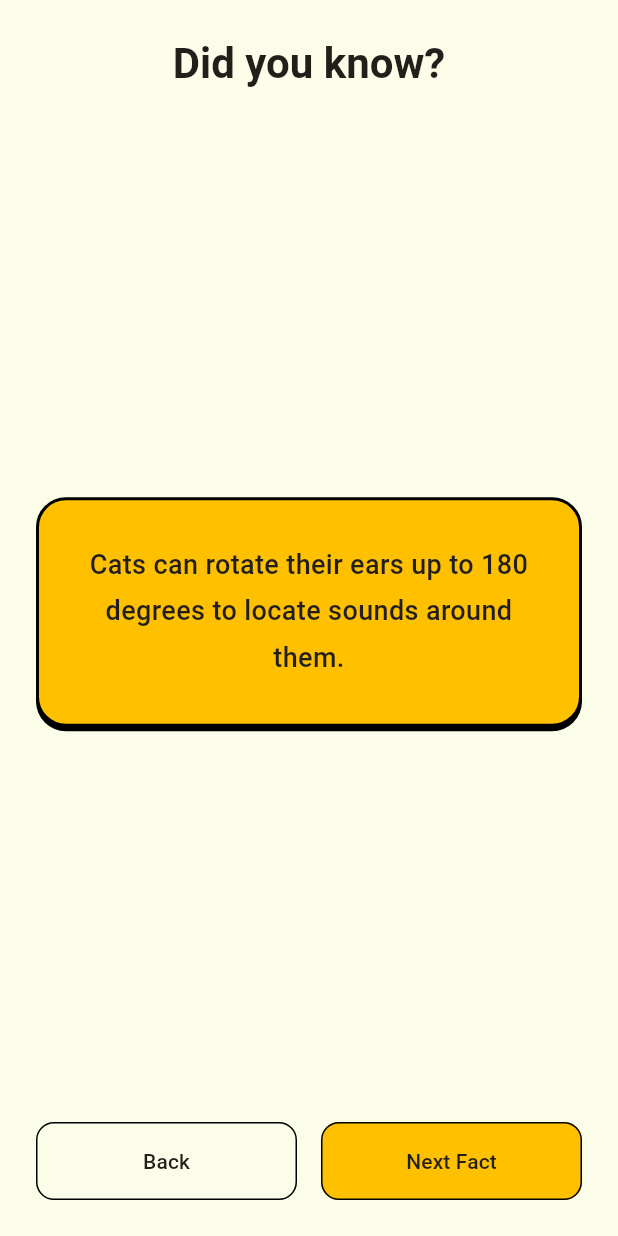
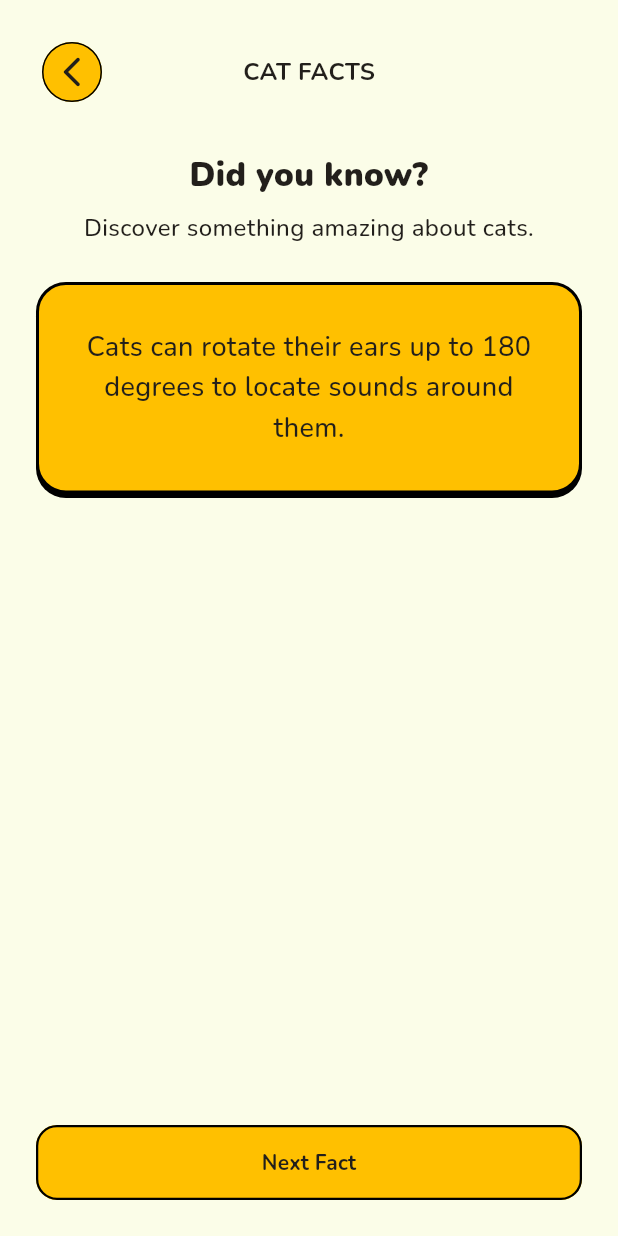
Before and after one commit to Keobiii/pawfacts, a Flutter app: the CatFactsPage screen opened by its route, on a phone screen of 412 x 824 dp. Run offline on Flutter 3.47's test engine with Material 3 defaults, Android fonts, the phone set to English and light mode, and no system bars; our stand-ins replace dio, flutter_riverpod, go_router, google_fonts, lottie.

```diff
--- a/lib/features/cats/presentation/pages/cat_facts_page.dart
+++ b/lib/features/cats/presentation/pages/cat_facts_page.dart
@@ -1,5 +1,6 @@
 import 'package:flutter/material.dart';
 import 'package:go_router/go_router.dart';
+import 'package:google_fonts/google_fonts.dart';
 
 import '../../../../core/theme/app_theme.dart';
 import '../../../../shared/widget/fact_card.dart';
@@ -20,73 +21,109 @@ class CatFactsPage extends StatelessWidget {
         child: Padding(
           padding: const EdgeInsets.all(24),
           child: Column(
-            crossAxisAlignment: CrossAxisAlignment.start,
+            crossAxisAlignment: CrossAxisAlignment.stretch,
             children: [
-              Center(
-                child: Text(
-                  'Did you know?',
-                  style: textTheme.headlineMedium?.copyWith(
-                    fontWeight: FontWeight.bold,
+              // Header
+              Row(
+                children: [
+                  IconButton(
+                    onPressed: () => context.go('/'),
+                    icon: const Icon(Icons.arrow_back_ios_new_rounded),
+                    style: IconButton.styleFrom(
+                      backgroundColor: AppTheme.secondaryBg,
+                      foregroundColor: AppTheme.text,
+                      side: BorderSide(color: AppTheme.border),
+                    ),
+                  ),
+                  const Spacer(),
+                  Text(
+                    'CAT FACTS',
+                    style: GoogleFonts.nunito(
+                      fontSize: 16,
+                      height: 1.5,
+                      fontWeight: FontWeight.w700,
                       color: AppTheme.text,
                     ),
-                  textAlign: TextAlign.center,
                   ),
+                  const Spacer(),
+                  const SizedBox(width: 48),
+                ],
               ),
 
               const SizedBox(height: 32),
 
-              const Expanded(
+              // Fact card
+              Expanded(
                 child: Center(
-                  child: SingleChildScrollView(
-                    child: FactCard(
+                  child: Column(
+                    mainAxisAlignment: MainAxisAlignment.start,
+                    children: [
+                      // Page title
+                      Text(
+                        'Did you know?',
+                        textAlign: TextAlign.center,
+                        style: GoogleFonts.nunito(
+                          fontSize: 22,
+                          height: 1.2,
+                          fontWeight: FontWeight.w900,
+                          color: AppTheme.text,
+                        ),
+                      ),
+
+                      const SizedBox(height: 10),
+
+                      Text(
+                        'Discover something amazing about cats.',
+                        textAlign: TextAlign.center,
+                        style: GoogleFonts.nunito(
+                          fontSize: 16,
+                          height: 1.5,
+                          fontWeight: FontWeight.w500,
+                          color: AppTheme.text,
+                        ),
+                      ),
+
+                      const SizedBox(height: 24),
+
+                      const FactCard(
                         fact:
                             'Cats can rotate their ears up to 180 degrees '
                             'to locate sounds around them.',
                       ),
+                    ],
                   ),
                 ),
               ),
 
               const SizedBox(height: 24),
 
-              Row(
-                children: [
-                  Expanded(
-                    child: OutlinedButton.icon(
-                      onPressed: () => context.go('/'),
-                      label: const Text('Back'),
-                      style: OutlinedButton.styleFrom(
+              // Navigation buttons
+              SizedBox(
+                height: 50,
+                child: Expanded(
+                  child: ElevatedButton.icon(
+                    onPressed: () {
+                      // TODO: Load the next cat fact
+                    },
+                    label: Text(
+                      'Next Fact',
+                      style: GoogleFonts.nunito(
+                        fontSize: 14,
+                        fontWeight: FontWeight.w700,
+                        color: AppTheme.text,
+                      ),
+                    ),
+                    style: ElevatedButton.styleFrom(
+                      backgroundColor: AppTheme.secondaryBg,
                       foregroundColor: AppTheme.text,
-                        side: BorderSide(color: AppTheme.border, width: 1),
-                        padding: const EdgeInsets.symmetric(vertical: 16),
+                      elevation: 0,
                       shape: RoundedRectangleBorder(
-                          borderRadius: BorderRadius.circular(12),
+                        borderRadius: BorderRadius.circular(14),
+                        side: BorderSide(color: AppTheme.border, width: 1.5),
                       ),
                     ),
                   ),
                 ),
-
-                  const SizedBox(width: 16),
-
-                  Expanded(
-                    child: ElevatedButton.icon(
-                      onPressed: () {
-                        // TODO: Load the next cat fact
-                      },
-                      label: const Text('Next Fact'),
-                      style: ElevatedButton.styleFrom(
-                        backgroundColor: AppTheme.secondaryBg,
-                        foregroundColor: AppTheme.text,
-                        elevation: 0,
-                        padding: const EdgeInsets.symmetric(vertical: 16),
-                        shape: RoundedRectangleBorder(
-                          borderRadius: BorderRadius.circular(12),
-                          side: BorderSide(color: AppTheme.border, width: 1),
-                        ),
-                      ),
-                    ),
-                  ),
-                ],
               ),
             ],
           ),
--- a/lib/shared/widget/fact_card.dart
+++ b/lib/shared/widget/fact_card.dart
@@ -1,4 +1,6 @@
 import 'package:flutter/material.dart';
+import 'package:google_fonts/google_fonts.dart';
+import 'package:lottie/lottie.dart';
 
 import '../../core/theme/app_theme.dart';
 
@@ -28,9 +30,9 @@ class FactCard extends StatelessWidget {
           Text(
             fact,
             textAlign: TextAlign.center,
-            style: const TextStyle(
+            style: GoogleFonts.nunito(
               fontSize: 18,
-              height: 1.7,
+              height: 1.5,
               fontWeight: FontWeight.w500,
               color: AppTheme.text,
             ),
--- a/pubspec.yaml
+++ b/pubspec.yaml
@@ -12,7 +12,9 @@ dependencies:
     sdk: flutter
   flutter_riverpod: ^3.4.3
   go_router: ^18.1.1
+  google_fonts: ^9.0.0
   iconsax: ^0.0.8
+  lottie: ^3.7.0
 
 dev_dependencies:
   flutter_test:
```
Also changed, not shown: lib/features/dogs/presentation/pages/dog_facts_page.dart (+114 -27 lines), lib/features/home/presentation/home_page.dart (+7 -3 lines), pubspec.lock, 2 other files. Lines whose indentation alone changed are shown as unchanged.
